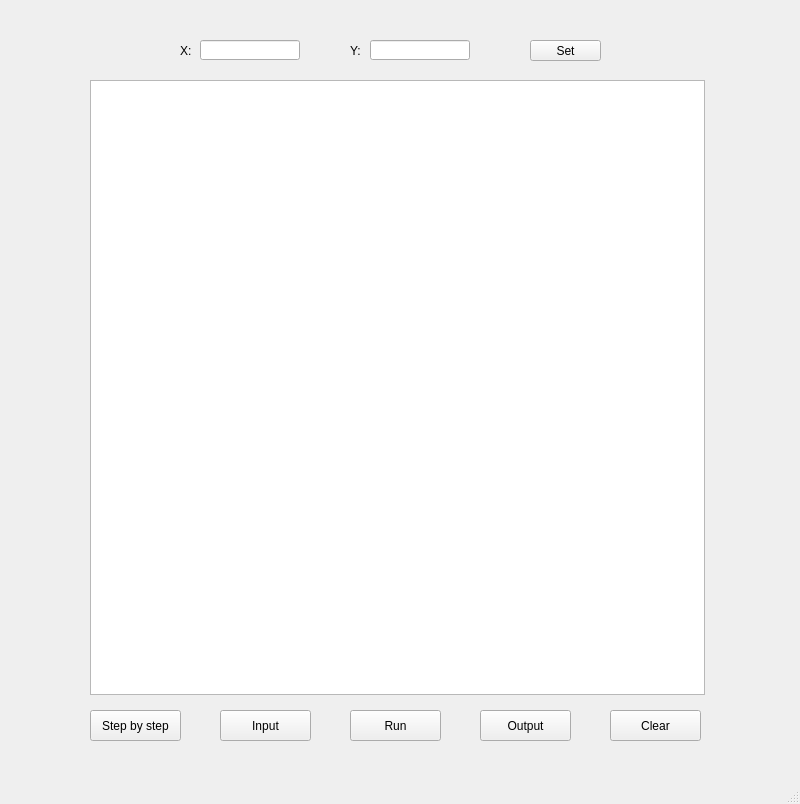
Before: the Qt Designer form MainWindow.ui in dlgs5100/Voronoi-diagram_Divide-and-conquer, drawn with Qt 5.
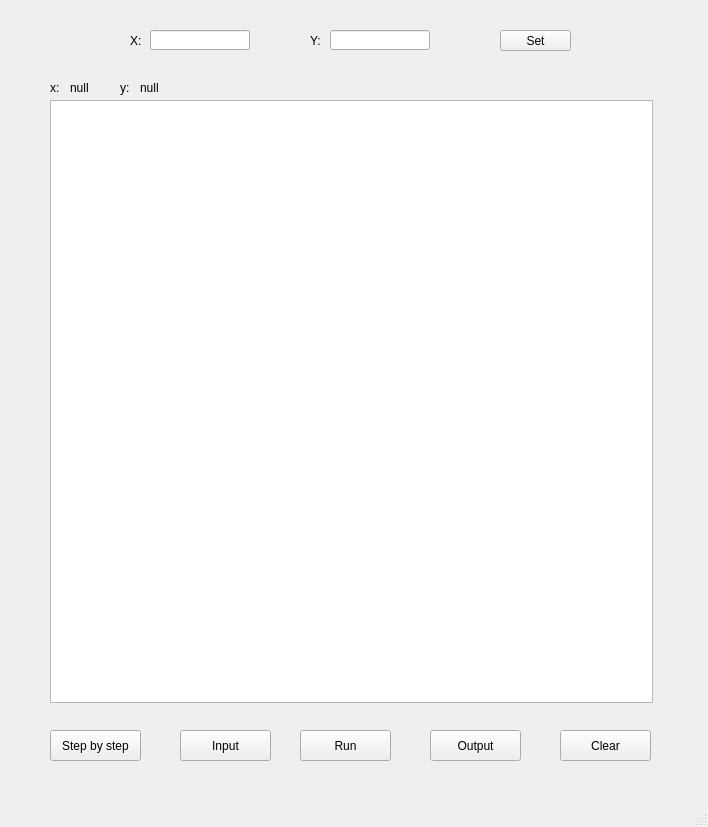
After: the same form once the commit is applied.

```diff
--- a/MainWindow.ui
+++ b/MainWindow.ui
@@ -6,8 +6,8 @@
    <rect>
     <x>0</x>
     <y>0</y>
-    <width>800</width>
-    <height>804</height>
+    <width>708</width>
+    <height>827</height>
    </rect>
   </property>
   <property name="windowTitle">
@@ -17,18 +17,18 @@
    <widget class="QGraphicsView" name="graphicsView">
     <property name="geometry">
      <rect>
-      <x>90</x>
-      <y>80</y>
-      <width>615</width>
-      <height>615</height>
+      <x>50</x>
+      <y>100</y>
+      <width>603</width>
+      <height>603</height>
      </rect>
     </property>
    </widget>
    <widget class="QPushButton" name="buttonRun">
     <property name="geometry">
      <rect>
-      <x>350</x>
-      <y>710</y>
+      <x>300</x>
+      <y>730</y>
       <width>91</width>
       <height>31</height>
      </rect>
@@ -40,8 +40,8 @@
    <widget class="QPushButton" name="buttonStep">
     <property name="geometry">
      <rect>
-      <x>90</x>
-      <y>710</y>
+      <x>50</x>
+      <y>730</y>
       <width>91</width>
       <height>31</height>
      </rect>
@@ -53,8 +53,8 @@
    <widget class="QPushButton" name="buttonInput">
     <property name="geometry">
      <rect>
-      <x>220</x>
-      <y>710</y>
+      <x>180</x>
+      <y>730</y>
       <width>91</width>
       <height>31</height>
      </rect>
@@ -66,8 +66,8 @@
    <widget class="QPushButton" name="buttonSet">
     <property name="geometry">
      <rect>
-      <x>530</x>
-      <y>40</y>
+      <x>500</x>
+      <y>30</y>
       <width>71</width>
       <height>21</height>
      </rect>
@@ -79,8 +79,8 @@
    <widget class="QLineEdit" name="lineEdit_X">
     <property name="geometry">
      <rect>
-      <x>200</x>
-      <y>40</y>
+      <x>150</x>
+      <y>30</y>
       <width>100</width>
       <height>20</height>
      </rect>
@@ -89,8 +89,8 @@
    <widget class="QLineEdit" name="lineEdit_Y">
     <property name="geometry">
      <rect>
-      <x>370</x>
-      <y>40</y>
+      <x>330</x>
+      <y>30</y>
       <width>100</width>
       <height>20</height>
      </rect>
@@ -99,8 +99,8 @@
    <widget class="QLabel" name="label_X">
     <property name="geometry">
      <rect>
-      <x>180</x>
-      <y>40</y>
+      <x>130</x>
+      <y>30</y>
       <width>16</width>
       <height>21</height>
      </rect>
@@ -112,8 +112,8 @@
    <widget class="QLabel" name="label_Y">
     <property name="geometry">
      <rect>
-      <x>350</x>
-      <y>40</y>
+      <x>310</x>
+      <y>30</y>
       <width>16</width>
       <height>21</height>
      </rect>
@@ -125,8 +125,8 @@
    <widget class="QPushButton" name="buttonOutput">
     <property name="geometry">
      <rect>
-      <x>480</x>
-      <y>710</y>
+      <x>430</x>
+      <y>730</y>
       <width>91</width>
       <height>31</height>
      </rect>
@@ -138,8 +138,8 @@
    <widget class="QPushButton" name="buttonClear">
     <property name="geometry">
      <rect>
-      <x>610</x>
-      <y>710</y>
+      <x>560</x>
+      <y>730</y>
       <width>91</width>
       <height>31</height>
      </rect>
@@ -148,6 +148,58 @@
      <string>Clear</string>
     </property>
    </widget>
+   <widget class="QLabel" name="labelTitleX">
+    <property name="geometry">
+     <rect>
+      <x>50</x>
+      <y>80</y>
+      <width>16</width>
+      <height>16</height>
+     </rect>
+    </property>
+    <property name="text">
+     <string>x:</string>
+    </property>
+   </widget>
+   <widget class="QLabel" name="labelTitleY">
+    <property name="geometry">
+     <rect>
+      <x>120</x>
+      <y>80</y>
+      <width>16</width>
+      <height>16</height>
+     </rect>
+    </property>
+    <property name="text">
+     <string>y:</string>
+    </property>
+   </widget>
+   <widget class="QLabel" name="labelAutoX">
+    <property name="geometry">
+     <rect>
+      <x>70</x>
+      <y>80</y>
+      <width>31</width>
+      <height>16</height>
+     </rect>
+    </property>
+    <property name="text">
+     <string>null</string>
+    </property>
+   </widget>
+   <widget class="QLabel" name="labelAutoY">
+    <property name="geometry">
+     <rect>
+      <x>140</x>
+      <y>80</y>
+      <width>31</width>
+      <height>16</height>
+     </rect>
+    </property>
+    <property name="text">
+     <string>null</string>
+    </property>
+   </widget>
   </widget>
   <widget class="QMenuBar" name="menubar">
    <property name="geometry">
```
Left out of the diff: 2 changed lines with no effect on the pictures.
